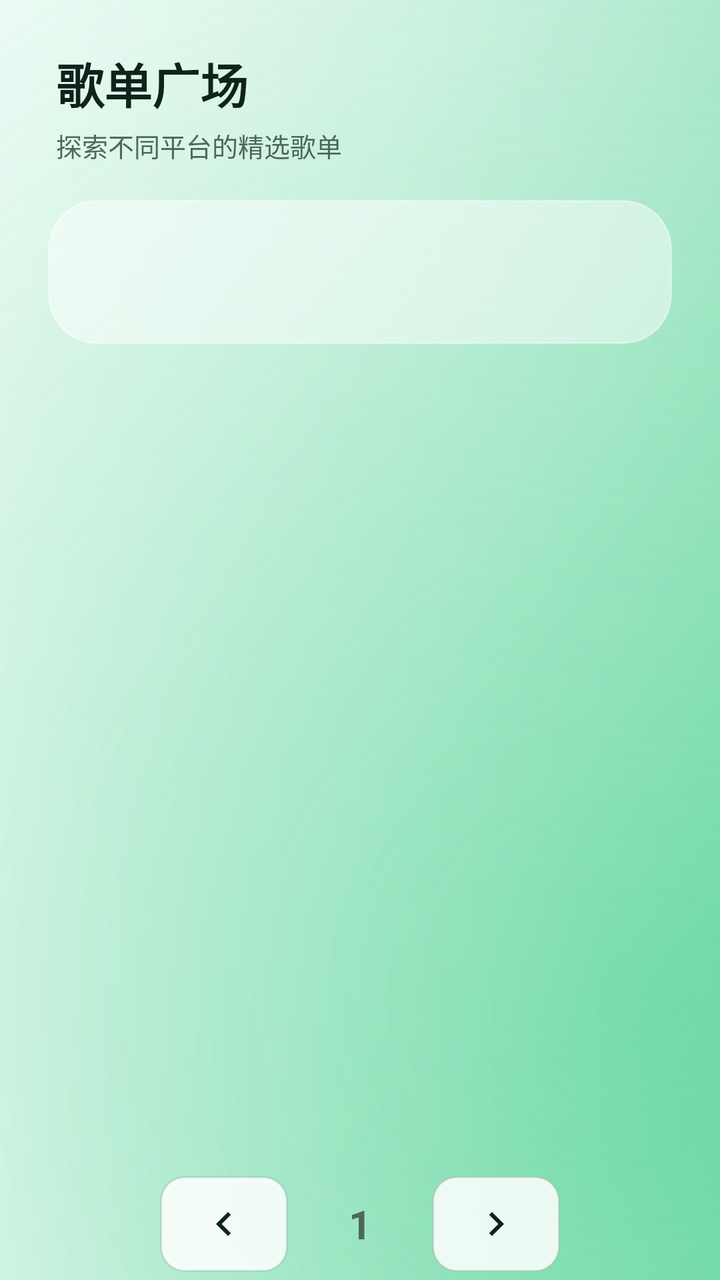
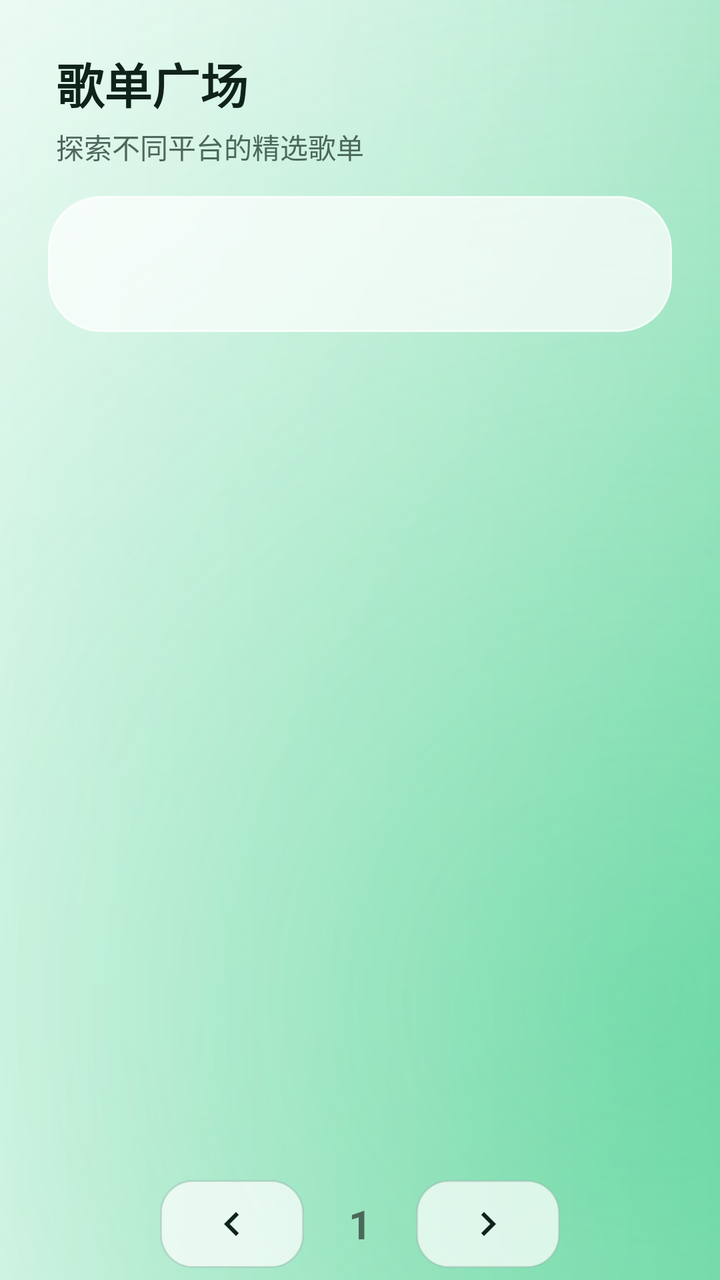

The first picture is an Android layout as it rendered before a commit; the second is the same layout after the commit. The layout source and the unified diff follow.
<!-- AndroidManifest.xml: application theme AppTheme.NoActionBar -->
<!-- res/layout/fragment_song_square.xml -->
<?xml version="1.0" encoding="utf-8"?>
<androidx.constraintlayout.widget.ConstraintLayout xmlns:android="http://schemas.android.com/apk/res/android"
    xmlns:app="http://schemas.android.com/apk/res-auto"
    android:layout_width="match_parent"
    android:layout_height="match_parent"
    android:background="@drawable/bg_app_gradient"
    android:nextFocusLeft="@id/tabSongSquare">

    <LinearLayout
        android:id="@+id/layoutSquareTitle"
        android:layout_width="0dp"
        android:layout_height="@dimen/lx_title_height"
        android:orientation="vertical"
        android:gravity="top"
        android:paddingStart="@dimen/lx_title_gutter"
        android:paddingEnd="@dimen/lx_title_gutter"
        android:paddingTop="@dimen/lx_title_top"
        android:background="@android:color/transparent"
        app:layout_constraintStart_toStartOf="parent"
        app:layout_constraintEnd_toEndOf="parent"
        app:layout_constraintTop_toTopOf="parent">

        <TextView
            android:layout_width="wrap_content"
            android:layout_height="wrap_content"
            android:text="歌单广场"
            android:textColor="@color/lx_text_primary"
            android:textSize="24sp"
            android:textStyle="bold" />

        <TextView
            android:layout_width="wrap_content"
            android:layout_height="wrap_content"
            android:layout_marginTop="4dp"
            android:text="探索不同平台的精选歌单"
            android:textColor="@color/lx_text_secondary"
            android:textSize="13sp" />
    </LinearLayout>

    
    <androidx.recyclerview.widget.RecyclerView
        android:id="@+id/rvSourceList"
        android:layout_width="0dp"
        android:layout_height="@dimen/lx_secondary_nav_height"
        android:layout_marginStart="@dimen/lx_nav_gutter"
        android:layout_marginTop="12dp"
        android:layout_marginEnd="@dimen/lx_nav_gutter"
        android:paddingStart="@dimen/lx_nav_gutter"
        android:paddingEnd="@dimen/lx_nav_gutter"
        android:paddingTop="10dp"
        android:paddingBottom="10dp"
        android:background="@drawable/bg_floating_glass"
        android:elevation="8dp"
        android:outlineProvider="background"
        android:clipToOutline="true"
        android:clipToPadding="false"
        app:layout_constraintStart_toStartOf="parent"
        app:layout_constraintEnd_toEndOf="parent"
        android:nextFocusLeft="@id/tabSongSquare"
        app:layout_constraintTop_toBottomOf="@id/layoutSquareTitle" />

    
    <androidx.recyclerview.widget.RecyclerView
        android:id="@+id/rvPlaylists"
        android:layout_width="0dp"
        android:layout_height="0dp"
        android:paddingStart="@dimen/lx_nav_gutter"
        android:paddingEnd="@dimen/lx_nav_gutter"
        android:paddingTop="18dp"
        android:paddingBottom="18dp"
        android:descendantFocusability="afterDescendants"
        android:nextFocusDown="@id/btnNextPage"
        android:nextFocusLeft="@id/tabSongSquare"
        app:layout_constraintStart_toStartOf="parent"
        app:layout_constraintEnd_toEndOf="parent"
        android:layout_marginTop="12dp"
        app:layout_constraintTop_toBottomOf="@+id/rvSourceList"
        app:layout_constraintBottom_toTopOf="@+id/pagerBar" />

    <LinearLayout
        android:id="@+id/pagerBar"
        android:layout_width="0dp"
        android:layout_height="@dimen/lx_pager_height"
        android:orientation="horizontal"
        android:gravity="center"
        android:background="@android:color/transparent"
        android:paddingStart="@dimen/lx_nav_gutter"
        android:paddingEnd="@dimen/lx_nav_gutter"
        app:layout_constraintStart_toStartOf="parent"
        app:layout_constraintEnd_toEndOf="parent"
        app:layout_constraintBottom_toBottomOf="parent">

        <ImageButton
            android:id="@+id/btnPrevPage"
            android:layout_width="64dp"
            android:layout_height="48dp"
            android:src="@drawable/ic_chevron_left"
            android:background="@drawable/bg_btn_secondary"
            android:scaleType="centerInside"
            android:padding="12dp"
            app:tint="@color/lx_text_primary"
            android:focusable="true"
            android:nextFocusUp="@id/rvPlaylists"
            android:nextFocusRight="@id/btnNextPage"
            android:nextFocusDown="@id/tabSongSquare" />

        <TextView
            android:id="@+id/tvPageNumber"
            android:layout_width="72dp"
            android:layout_height="match_parent"
            android:gravity="center"
            android:text="1"
            android:textSize="20sp"
            android:textStyle="bold"
            android:textColor="@color/lx_text_secondary" />

        <ImageButton
            android:id="@+id/btnNextPage"
            android:layout_width="64dp"
            android:layout_height="48dp"
            android:src="@drawable/ic_chevron_right"
            android:background="@drawable/bg_btn_secondary"
            android:scaleType="centerInside"
            android:padding="12dp"
            app:tint="@color/lx_text_primary"
            android:focusable="true"
            android:nextFocusUp="@id/rvPlaylists"
            android:nextFocusLeft="@id/btnPrevPage"
            android:nextFocusDown="@id/tabSongSquare" />
    </LinearLayout>

    
    <ProgressBar
        android:id="@+id/loadingProgress"
        android:layout_width="wrap_content"
        android:layout_height="wrap_content"
        android:visibility="gone"
        app:layout_constraintStart_toStartOf="parent"
        app:layout_constraintEnd_toEndOf="parent"
        app:layout_constraintTop_toTopOf="parent"
        app:layout_constraintBottom_toBottomOf="parent" />

</androidx.constraintlayout.widget.ConstraintLayout>
<!-- resources referenced by this layout -->
<resources>
  <color name="lx_text_primary">#10231B</color>
  <color name="lx_text_secondary">#4B685A</color>
  <dimen name="lx_nav_gutter">24dp</dimen>
  <dimen name="lx_pager_height">56dp</dimen>
  <dimen name="lx_secondary_nav_height">72dp</dimen>
  <dimen name="lx_title_gutter">28dp</dimen>
  <dimen name="lx_title_height">88dp</dimen>
  <dimen name="lx_title_top">24dp</dimen>
  <!-- drawable bg_btn_secondary (drawable) -->
  <?xml version="1.0" encoding="utf-8"?>
  <selector xmlns:android="http://schemas.android.com/apk/res/android">
      <item android:state_pressed="true">
          <shape android:shape="rectangle">
              <solid android:color="@color/lx_bg_focus" />
              <corners android:radius="12dp" />
          </shape>
      </item>
      <item android:state_focused="true">
          <shape android:shape="rectangle">
              <solid android:color="@color/lx_bg_focus" />
              <corners android:radius="12dp" />
              <stroke android:width="2dp" android:color="@color/lx_focus_ring" />
          </shape>
      </item>
      <item>
          <shape android:shape="rectangle">
              <solid android:color="@color/lx_bg_panel" />
              <corners android:radius="12dp" />
              <stroke android:width="1dp" android:color="@color/lx_border" />
          </shape>
      </item>
  </selector>
  <!-- drawable bg_floating_glass (drawable) -->
  <?xml version="1.0" encoding="utf-8"?>
  <shape xmlns:android="http://schemas.android.com/apk/res/android"
      android:shape="rectangle">
      
      <solid android:color="#80FFFFFF" />
      <corners android:radius="@dimen/lx_glass_radius" />
      <stroke
          android:width="1dp"
          android:color="#66FFFFFF" />
  </shape>
  <!-- drawable ic_chevron_left (drawable) -->
  <?xml version="1.0" encoding="utf-8"?>
  <vector xmlns:android="http://schemas.android.com/apk/res/android"
      android:width="24dp"
      android:height="24dp"
      android:viewportWidth="24"
      android:viewportHeight="24">
      <path
          android:fillColor="#FF000000"
          android:pathData="M15.41,7.41L14,6l-6,6 6,6 1.41,-1.41L10.83,12z" />
  </vector>
  <style name="AppTheme.NoActionBar" parent="AppTheme">
          <item name="windowActionBar">false</item>
          <item name="windowNoTitle">true</item>
          <item name="android:windowBackground">@color/lx_bg_canvas</item>
      </style>
  <color name="lx_bg_focus">#DFF8ED</color>
  <color name="lx_focus_ring">#00A965</color>
  <color name="lx_bg_panel">#D9FFFFFF</color>
  <color name="lx_border">#6694B2A2</color>
  <dimen name="lx_glass_radius">24dp</dimen>
  <style name="AppTheme" parent="BaseAppTheme" />
  <color name="lx_bg_canvas">#F3F8F5</color>
  <color name="colorPrimary">@color/lx_brand</color>
  <color name="colorPrimaryDark">@color/lx_brand_pressed</color>
  <color name="colorAccent">@color/lx_brand</color>
  <color name="lx_brand">#00C878</color>
  <color name="lx_brand_pressed">#00A965</color>
  <!-- unchanged entries left out for length: 3 -->
</resources>

<!-- the commit's change to res/layout/fragment_song_square.xml (unified diff, before → after) -->
@@ -25,16 +25,16 @@
             android:layout_height="wrap_content"
             android:text="歌单广场"
             android:textColor="@color/lx_text_primary"
-            android:textSize="24sp"
+            android:textSize="@dimen/lx_type_title"
             android:textStyle="bold" />
 
         <TextView
             android:layout_width="wrap_content"
             android:layout_height="wrap_content"
-            android:layout_marginTop="4dp"
+            android:layout_marginTop="@dimen/lx_space_xxs"
             android:text="探索不同平台的精选歌单"
             android:textColor="@color/lx_text_secondary"
-            android:textSize="13sp" />
+            android:textSize="@dimen/lx_type_body" />
     </LinearLayout>
 
     
@@ -43,14 +43,14 @@
         android:layout_width="0dp"
         android:layout_height="@dimen/lx_secondary_nav_height"
         android:layout_marginStart="@dimen/lx_nav_gutter"
-        android:layout_marginTop="12dp"
+        android:layout_marginTop="@dimen/lx_space_sm"
         android:layout_marginEnd="@dimen/lx_nav_gutter"
         android:paddingStart="@dimen/lx_nav_gutter"
         android:paddingEnd="@dimen/lx_nav_gutter"
-        android:paddingTop="10dp"
-        android:paddingBottom="10dp"
+        android:paddingTop="@dimen/lx_space_xs"
+        android:paddingBottom="@dimen/lx_space_xs"
         android:background="@drawable/bg_floating_glass"
-        android:elevation="8dp"
+        android:elevation="@dimen/lx_elevation_surface"
         android:outlineProvider="background"
         android:clipToOutline="true"
         android:clipToPadding="false"
@@ -66,14 +66,14 @@
         android:layout_height="0dp"
         android:paddingStart="@dimen/lx_nav_gutter"
         android:paddingEnd="@dimen/lx_nav_gutter"
-        android:paddingTop="18dp"
-        android:paddingBottom="18dp"
+        android:paddingTop="@dimen/lx_space_md"
+        android:paddingBottom="@dimen/lx_space_md"
         android:descendantFocusability="afterDescendants"
         android:nextFocusDown="@id/btnNextPage"
         android:nextFocusLeft="@id/tabSongSquare"
         app:layout_constraintStart_toStartOf="parent"
         app:layout_constraintEnd_toEndOf="parent"
-        android:layout_marginTop="12dp"
+        android:layout_marginTop="@dimen/lx_space_sm"
         app:layout_constraintTop_toBottomOf="@+id/rvSourceList"
         app:layout_constraintBottom_toTopOf="@+id/pagerBar" />
 
@@ -92,13 +92,13 @@
 
         <ImageButton
             android:id="@+id/btnPrevPage"
-            android:layout_width="64dp"
-            android:layout_height="48dp"
+            android:layout_width="@dimen/lx_pager_button_width"
+            android:layout_height="@dimen/lx_pager_button_height"
             android:src="@drawable/ic_chevron_left"
             android:background="@drawable/bg_btn_secondary"
             android:scaleType="centerInside"
-            android:padding="12dp"
-            app:tint="@color/lx_text_primary"
+            android:padding="@dimen/lx_space_sm"
+            app:tint="@color/selector_action_content"
             android:focusable="true"
             android:nextFocusUp="@id/rvPlaylists"
             android:nextFocusRight="@id/btnNextPage"
@@ -106,23 +106,23 @@
 
         <TextView
             android:id="@+id/tvPageNumber"
-            android:layout_width="72dp"
+            android:layout_width="@dimen/lx_pager_number_width"
             android:layout_height="match_parent"
             android:gravity="center"
             android:text="1"
-            android:textSize="20sp"
+            android:textSize="@dimen/lx_type_section"
             android:textStyle="bold"
             android:textColor="@color/lx_text_secondary" />
 
         <ImageButton
             android:id="@+id/btnNextPage"
-            android:layout_width="64dp"
-            android:layout_height="48dp"
+            android:layout_width="@dimen/lx_pager_button_width"
+            android:layout_height="@dimen/lx_pager_button_height"
             android:src="@drawable/ic_chevron_right"
             android:background="@drawable/bg_btn_secondary"
             android:scaleType="centerInside"
-            android:padding="12dp"
-            app:tint="@color/lx_text_primary"
+            android:padding="@dimen/lx_space_sm"
+            app:tint="@color/selector_action_content"
             android:focusable="true"
             android:nextFocusUp="@id/rvPlaylists"
             android:nextFocusLeft="@id/btnPrevPage"
<!-- resource entries referenced after the edit -->
@@ -2,46 +2,41 @@
 <resources>
   <color name="lx_text_primary">#10231B</color>
   <color name="lx_text_secondary">#4B685A</color>
+  <dimen name="lx_elevation_surface">8dp</dimen>
   <dimen name="lx_nav_gutter">24dp</dimen>
+  <dimen name="lx_pager_button_height">44dp</dimen>
+  <dimen name="lx_pager_button_width">72dp</dimen>
   <dimen name="lx_pager_height">56dp</dimen>
-  <dimen name="lx_secondary_nav_height">72dp</dimen>
+  <dimen name="lx_pager_number_width">56dp</dimen>
+  <dimen name="lx_secondary_nav_height">68dp</dimen>
+  <dimen name="lx_space_md">16dp</dimen>
+  <dimen name="lx_space_sm">10dp</dimen>
+  <dimen name="lx_space_xs">6dp</dimen>
+  <dimen name="lx_space_xxs">4dp</dimen>
   <dimen name="lx_title_gutter">28dp</dimen>
   <dimen name="lx_title_height">88dp</dimen>
   <dimen name="lx_title_top">24dp</dimen>
+  <dimen name="lx_type_body">14sp</dimen>
+  <dimen name="lx_type_section">20sp</dimen>
+  <dimen name="lx_type_title">24sp</dimen>
   <!-- drawable bg_btn_secondary (drawable) -->
   <?xml version="1.0" encoding="utf-8"?>
   <selector xmlns:android="http://schemas.android.com/apk/res/android">
-      <item android:state_pressed="true">
-          <shape android:shape="rectangle">
-              <solid android:color="@color/lx_bg_focus" />
-              <corners android:radius="12dp" />
-          </shape>
-      </item>
-      <item android:state_focused="true">
-          <shape android:shape="rectangle">
-              <solid android:color="@color/lx_bg_focus" />
-              <corners android:radius="12dp" />
-              <stroke android:width="2dp" android:color="@color/lx_focus_ring" />
-          </shape>
-      </item>
-      <item>
-          <shape android:shape="rectangle">
-              <solid android:color="@color/lx_bg_panel" />
-              <corners android:radius="12dp" />
-              <stroke android:width="1dp" android:color="@color/lx_border" />
-          </shape>
-      </item>
+      <item android:state_enabled="false"><shape><solid android:color="@color/lx_disabled_fill" /><corners android:radius="@dimen/lx_radius_control" /></shape></item>
+      <item android:state_pressed="true"><shape><solid android:color="@color/lx_brand_pressed" /><corners android:radius="@dimen/lx_radius_control" /></shape></item>
+      <item android:state_focused="true"><shape><solid android:color="@color/lx_bg_focus" /><stroke android:width="@dimen/lx_stroke_focus" android:color="@color/lx_focus_ring_strong" /><corners android:radius="@dimen/lx_radius_control" /></shape></item>
+      <item><shape><solid android:color="@color/lx_glass_floating" /><stroke android:width="@dimen/lx_stroke_hairline" android:color="@color/lx_border" /><corners android:radius="@dimen/lx_radius_control" /></shape></item>
   </selector>
   <!-- drawable bg_floating_glass (drawable) -->
   <?xml version="1.0" encoding="utf-8"?>
   <shape xmlns:android="http://schemas.android.com/apk/res/android"
       android:shape="rectangle">
       
-      <solid android:color="#80FFFFFF" />
+      <solid android:color="@color/lx_glass_floating" />
       <corners android:radius="@dimen/lx_glass_radius" />
       <stroke
-          android:width="1dp"
-          android:color="#66FFFFFF" />
+          android:width="@dimen/lx_stroke_hairline"
+          android:color="@color/lx_glass_highlight" />
   </shape>
   <!-- drawable ic_chevron_left (drawable) -->
   <?xml version="1.0" encoding="utf-8"?>
@@ -59,11 +54,16 @@
           <item name="windowNoTitle">true</item>
           <item name="android:windowBackground">@color/lx_bg_canvas</item>
       </style>
+  <color name="lx_disabled_fill">#4DFFFFFF</color>
+  <dimen name="lx_radius_control">16dp</dimen>
   <color name="lx_bg_focus">#DFF8ED</color>
-  <color name="lx_focus_ring">#00A965</color>
-  <color name="lx_bg_panel">#D9FFFFFF</color>
+  <dimen name="lx_stroke_focus">3dp</dimen>
+  <color name="lx_focus_ring_strong">#008C55</color>
+  <color name="lx_glass_floating">#B8FFFFFF</color>
+  <dimen name="lx_stroke_hairline">1dp</dimen>
   <color name="lx_border">#6694B2A2</color>
-  <dimen name="lx_glass_radius">24dp</dimen>
+  <dimen name="lx_glass_radius">26dp</dimen>
+  <color name="lx_glass_highlight">#CCFFFFFF</color>
   <style name="AppTheme" parent="BaseAppTheme" />
   <color name="lx_bg_canvas">#F3F8F5</color>
   <color name="colorPrimary">@color/lx_brand</color>
